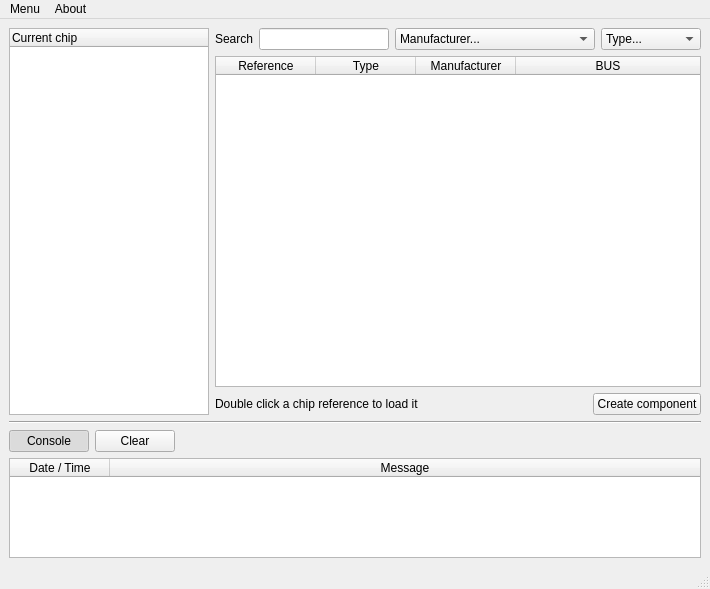
Above: gui_designer/gui_chip_management.ui from serma-safety-security/hardsploit-gui-ruby before the change. Below: the same form after it.
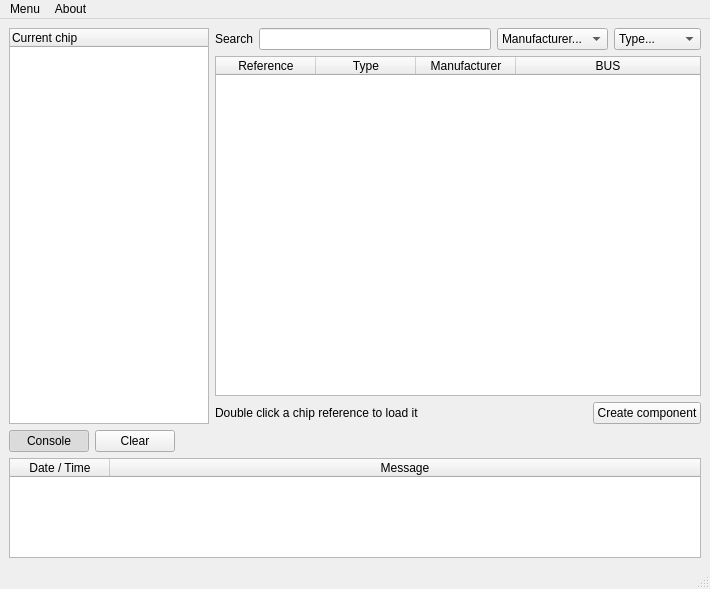
That is the form after the change. Icons and pictures are not drawn.

What changed in the file:
```diff
--- a/gui_designer/gui_chip_management.ui
+++ b/gui_designer/gui_chip_management.ui
@@ -66,7 +66,7 @@
            <widget class="QComboBox" name="cbx_manufacturer">
             <property name="minimumSize">
              <size>
-              <width>200</width>
+              <width>87</width>
               <height>0</height>
              </size>
             </property>
@@ -87,7 +87,7 @@
            <widget class="QComboBox" name="cbx_type">
             <property name="minimumSize">
              <size>
-              <width>100</width>
+              <width>87</width>
               <height>0</height>
              </size>
             </property>
@@ -244,13 +244,6 @@
       </item>
      </layout>
     </item>
-    <item row="3" column="0">
-     <widget class="Line" name="line">
-      <property name="orientation">
-       <enum>Qt::Horizontal</enum>
-      </property>
-     </widget>
-    </item>
    </layout>
   </widget>
   <widget class="QMenuBar" name="menubar">
```
Left out of the diff: 10 changed lines with no effect on the pictures.
